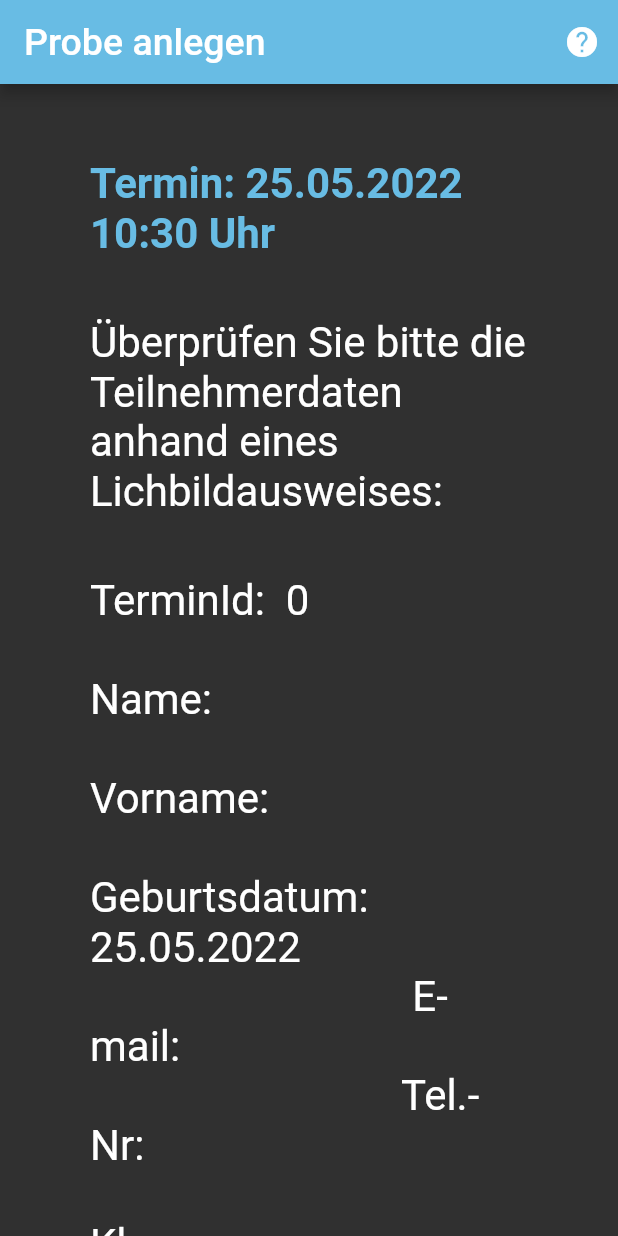
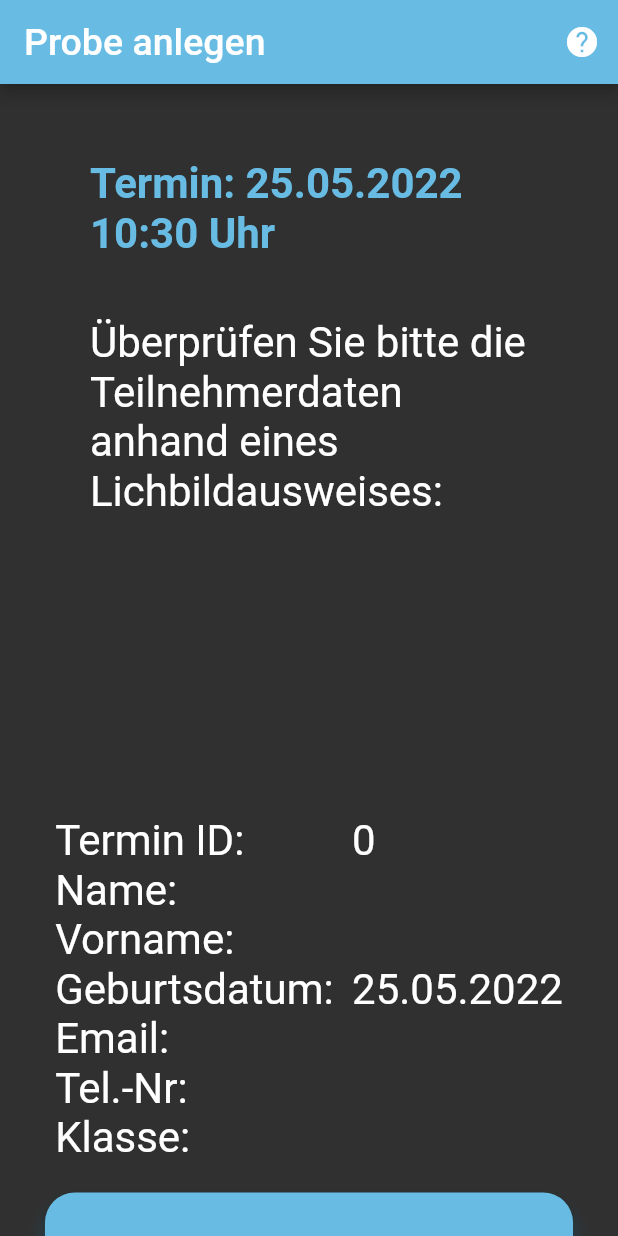
Before and after one commit to i-putak/testpersonal, a Flutter app: the TerminInfoChecker screen opened directly with empty values, on a phone screen of 412 x 824 dp. Run offline on Flutter 3.47's test engine with Material 2 defaults, Android fonts, the phone set to English and light mode, and no system bars; our stand-ins replace page_transition, qr_flutter; missing offline and left inert: mobile_scanner, qr_code_scanner.

```diff
--- a/lib/screen/termin_info_checker_screen.dart
+++ b/lib/screen/termin_info_checker_screen.dart
@@ -2,6 +2,8 @@ import 'package:flutter/material.dart';
 import 'package:testpersonal/main.dart';
 import 'package:page_transition/page_transition.dart';
 import 'package:intl/intl.dart';
+import 'package:http/http.dart' as http;
+import 'dart:convert';
 
 import '../models/appointment.dart';
 import '../models/user.dart';
@@ -9,6 +11,27 @@ import './qr_generator_screen.dart';
 import '../main.dart';
 
 class TerminInfoChecker extends StatelessWidget {
+
+  Future<int> _createProbe(int terminId) async {
+    var uri =
+    Uri.http('10.0.2.2:8080', '/api/createProbe/' + terminId.toString());
+
+    http.Response response = await http.post(
+      uri,
+      headers: {"Content-Type": "application/json"},
+    );
+    if (response.statusCode == 200) {
+      print('Probe wurde erstellt');
+
+      Map data = json.decode(response.body);
+      int probenId = data['probeId'];
+      return probenId;
+    } else {
+      throw Exception('Probe konnte nicht angelegt werden');
+    }
+  }
+
+
   const TerminInfoChecker({ Key? key, required this.appointment, required this.user }) : super(key: key);
 
   final AppointmentDetails appointment;
@@ -16,20 +39,6 @@ class TerminInfoChecker extends StatelessWidget {
 
   @override
   Widget build(BuildContext context) {
-    /*
-    //Folgende Daten soll man mit einemGET Request von DB bekommen:
-    //Teilnehmer Daten
-    String vorname = 'Max';
-    String nachname = 'Mustermann';
-    DateTime geburtsdatum = DateTime(2005, 4, 13);
-    String email = 'max.mustermann@web.de';
-    String telefonnummer = '016211156987';
-    String klasse = '7b';
-
-    //Termin Daten
-    DateTime datumZeit = DateTime(2022, 3, 29, 9, 15);
-
-     */
 
     return Scaffold(
       appBar: AppBar(
@@ -45,7 +54,6 @@ class TerminInfoChecker extends StatelessWidget {
         //crossAxisAlignment: CrossAxisAlignment.center,
         mainAxisAlignment: MainAxisAlignment.spaceBetween,
         children: <Widget> [
-          //Dummy statische Daten die aus der DB eingelesen werden sollen:
           Column(
             crossAxisAlignment: CrossAxisAlignment.start,
             mainAxisAlignment: MainAxisAlignment.spaceBetween,
@@ -60,24 +68,45 @@ class TerminInfoChecker extends StatelessWidget {
               )),
             ),
             Container(
-              padding: EdgeInsets.only(left: 60, top: 20, bottom: 20, right: 60),
-              child: Text('Überprüfen Sie bitte die Teilnehmerdaten anhand eines Lichbildausweises:',
+              padding: EdgeInsets.only(left: 60, top: 20, bottom: 200, right: 60),
+              child: const Text('Überprüfen Sie bitte die Teilnehmerdaten anhand eines Lichbildausweises:',
               style: TextStyle(
                 color: Colors.white,
                 fontSize: 28,
                 ))
             ),
-            Container(
-              padding: EdgeInsets.only(left: 60, top: 20, bottom: 20, right: 60),
-              child: Text('''TerminId:  ${appointment.appointmentId}
-                                 Name:  ${user.name}
-                              Vorname:  ${user.vorname}
-                         Geburtsdatum:  ${DateFormat('dd.MM.yyyy').format(user.geburtsdatum)}
-                               E-mail:  ${user.email}
-                              Tel.-Nr:  ${user.telefonnummer}
-                                Klasse:  ${user.klasse}''',maxLines: 20, style: TextStyle(fontSize: 28 ,color: Colors.white) ,
+              Row(
+                mainAxisAlignment: MainAxisAlignment.center,
+                children: [
+                  const Spacer(flex: 3,),
+                  Column(
+                    crossAxisAlignment: CrossAxisAlignment.start,
+                    children: const [
+                      Text("Termin ID:",style: TextStyle(fontSize: 28)),
+                      Text("Name:",style: TextStyle(fontSize: 28)),
+                      Text("Vorname:",style: TextStyle(fontSize: 28)),
+                      Text("Geburtsdatum:",style: TextStyle(fontSize: 28)),
+                      Text("Email:",style: TextStyle(fontSize: 28)),
+                      Text("Tel.-Nr:",style: TextStyle(fontSize: 28)),
+                      Text("Klasse:",style: TextStyle(fontSize: 28)),
+                    ],
                   ),
-            )
+                  const Spacer(flex: 1,),
+                  Column(
+                    crossAxisAlignment: CrossAxisAlignment.start,
+                    children: [
+                      Text("${appointment.appointmentId}",style: TextStyle(fontSize: 28)),
+                      Text(user.name,style: TextStyle(fontSize: 28)),
+                      Text(user.vorname,style: TextStyle(fontSize: 28)),
+                      Text(DateFormat('dd.MM.yyyy').format(user.geburtsdatum),style: TextStyle(fontSize: 28)),
+                      Text(user.email,style: TextStyle(fontSize: 28)),
+                      Text(user.telefonnummer,style: TextStyle(fontSize: 28)),
+                      Text(user.klasse,style: TextStyle(fontSize: 28)),
+                    ],
+                  ),
+                  const Spacer(flex: 3,),
+                ],
+              ),
 
           ],),
 
@@ -90,20 +119,16 @@ class TerminInfoChecker extends StatelessWidget {
                 style: ElevatedButton.styleFrom(),
 
                 onPressed: () {
-                  //hier soll man einen POST an DB schicken um eine Probe anzulegen
-                  //als Response soll hier einen ProbenId kommen
-                  int probenId = 4;
-
-
-
+                  _createProbe(appointment.appointmentId).then((fetechedProbenId) =>{
                     Navigator.pushAndRemoveUntil(
                         context,
                         PageTransition(
-                        child: QrGenerator(id: probenId, type: 'probe'),
+                            child: QrGenerator(id: fetechedProbenId, type: 'probe'),
                             type: PageTransitionType.rightToLeft),
                             (route) => false
                       // )
-                  );
+                    )
+                  });
                 },
                 child: Text('Bestätigen')
               ),
```
Lines whose indentation alone changed are shown as unchanged.
